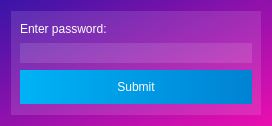
The window that memority/gui/ui/enter_password.ui (Memority/memority) describes before a commit, drawn with Qt 5.
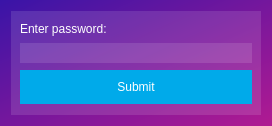
The same window after the commit. Icons and pictures are not drawn.

The edit to the form file:
```diff
--- a/memority/gui/ui/enter_password.ui
+++ b/memority/gui/ui/enter_password.ui
@@ -31,7 +31,7 @@
   </property>
   <property name="styleSheet">
    <string notr="true">QWidget{
-background: qlineargradient(spread:pad, x1:0, y1:0, x2:0.9801, y2:1, stop:0 rgba(57, 20, 167, 255), stop:0.995025 rgba(232, 15, 175, 255));
+background: qlineargradient(spread:pad, x1:0, y1:0, x2:0.9801, y2:1, stop:0 rgba(57, 20, 167, 255), stop:0.995025 rgb(175, 26, 146));
 color: #fff;
 }
 QDialog{
@@ -125,7 +125,7 @@
          <item>
           <widget class="QPushButton" name="submit_btn">
            <property name="styleSheet">
-            <string notr="true">background: qlineargradient(spread:pad, x1:0, y1:0, x2:1, y2:0, stop:0 rgba(0, 179, 246, 255), stop:1 rgba(0, 130, 211, 255));
+            <string notr="true">background: rgb(0, 170, 234);
 border: none;
 padding: 10px 20px;
 color: #fff;</string>
```
Left out of the diff: 2 changed lines with no effect on the pictures.
